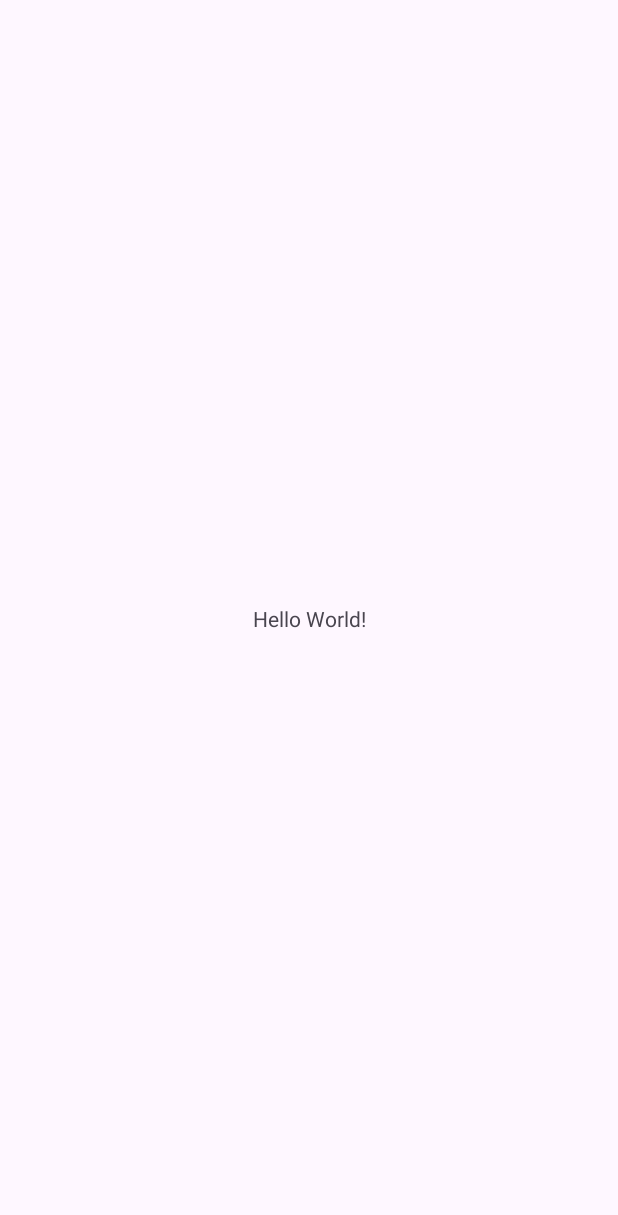
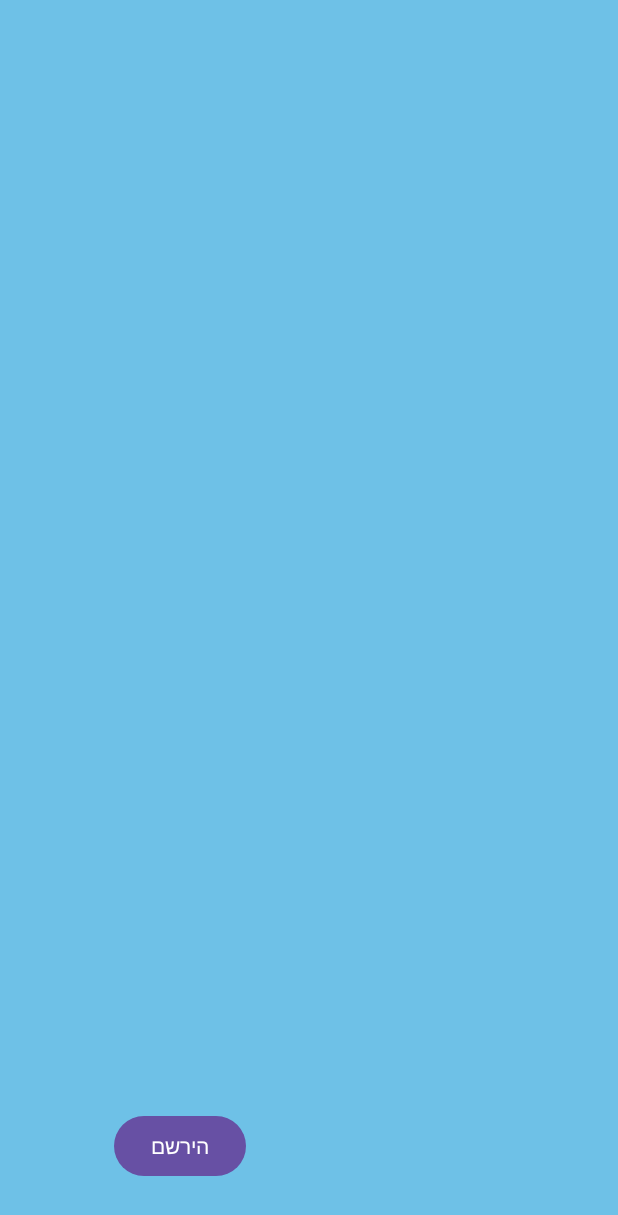
Before and after one commit to chenAmrani/SolveIt_project, an Android app: the screen it shows after launch (MainActivity), on a phone screen of 412 x 824 dp. Before the commit the part shown is almost empty. Shown: the top 1215 px of the screen. Run offline under Robolectric (Android 15) with nearby library versions, the phone set to English and light mode, and no system bars.

Commit message:
add register activity

```diff
--- a/app/src/main/AndroidManifest.xml
+++ b/app/src/main/AndroidManifest.xml
@@ -13,6 +13,9 @@
         android:theme="@style/Theme.SolveItProject"
         tools:targetApi="31">
         <activity
+            android:name=".RegisterStudentActivity"
+            android:exported="false" />
+        <activity
             android:name=".MainActivity"
             android:exported="true">
             <intent-filter>
--- a/app/src/main/java/com/example/solveitproject/MainActivity.kt
+++ b/app/src/main/java/com/example/solveitproject/MainActivity.kt
@@ -1,45 +1,26 @@
 package com.example.solveitproject
 
+import android.content.Intent
 import androidx.appcompat.app.AppCompatActivity
 import android.os.Bundle
 import android.util.Log
+import android.view.View
+import android.widget.Button
 
 class MainActivity : AppCompatActivity() {
     override fun onCreate(savedInstanceState: Bundle?) {
         super.onCreate(savedInstanceState)
         setContentView(R.layout.activity_main)
 
-        Log.d("DEMO3" , "onCreate")
-    }
 
-    override fun onStart() {
-        super.onStart()
-
-        Log.d("DEMO3" , "onStart")
+        val registerStudentButton = findViewById<Button>(R.id.BtnRegisterStudent)
+        registerStudentButton.setOnClickListener(::onRegisterStudentButton)
 
     }
 
-    override fun onResume() {
-        super.onResume()
-
-        Log.d("DEMO3" , "onResume")
+    fun onRegisterStudentButton(view: View){
+        val intent = Intent(this, RegisterStudentActivity::class.java)
+        startActivity(intent)
     }
 
-    override fun onPause() {
-        super.onPause()
-
-        Log.d("DEMO3" , "onPause")
-    }
-
-    override fun onStop() {
-        super.onStop()
-
-        Log.d("DEMO3" , "onStop")
-    }
-
-    override fun onDestroy() {
-        super.onDestroy()
-
-        Log.d("DEMO3" , "onDestroy")
-    }
 }
--- a/app/src/main/res/layout/activity_main.xml
+++ b/app/src/main/res/layout/activity_main.xml
@@ -4,15 +4,19 @@
     xmlns:tools="http://schemas.android.com/tools"
     android:layout_width="match_parent"
     android:layout_height="match_parent"
+    android:background="#6EC1E7"
     tools:context=".MainActivity">
 
-    <TextView
+    <Button
+        android:id="@+id/BtnRegisterStudent"
         android:layout_width="wrap_content"
-        android:layout_height="wrap_content"
-        android:text="Hello World!"
+        android:layout_height="48dp"
+        android:layout_marginStart="8dp"
+        android:layout_marginEnd="8dp"
+        android:layout_marginBottom="36dp"
+        android:text="הירשם"
         app:layout_constraintBottom_toBottomOf="parent"
         app:layout_constraintEnd_toEndOf="parent"
-        app:layout_constraintStart_toStartOf="parent"
-        app:layout_constraintTop_toTopOf="parent" />
-
+        app:layout_constraintHorizontal_bias="0.22"
+        app:layout_constraintStart_toStartOf="parent" />
 </androidx.constraintlayout.widget.ConstraintLayout>
```
Also changed, not shown: app/src/main/java/com/example/solveitproject/RegisterStudentActivity.kt (added, +36 -0 lines), app/src/main/res/layout/activity_register_student.xml (added, +138 -0 lines).
